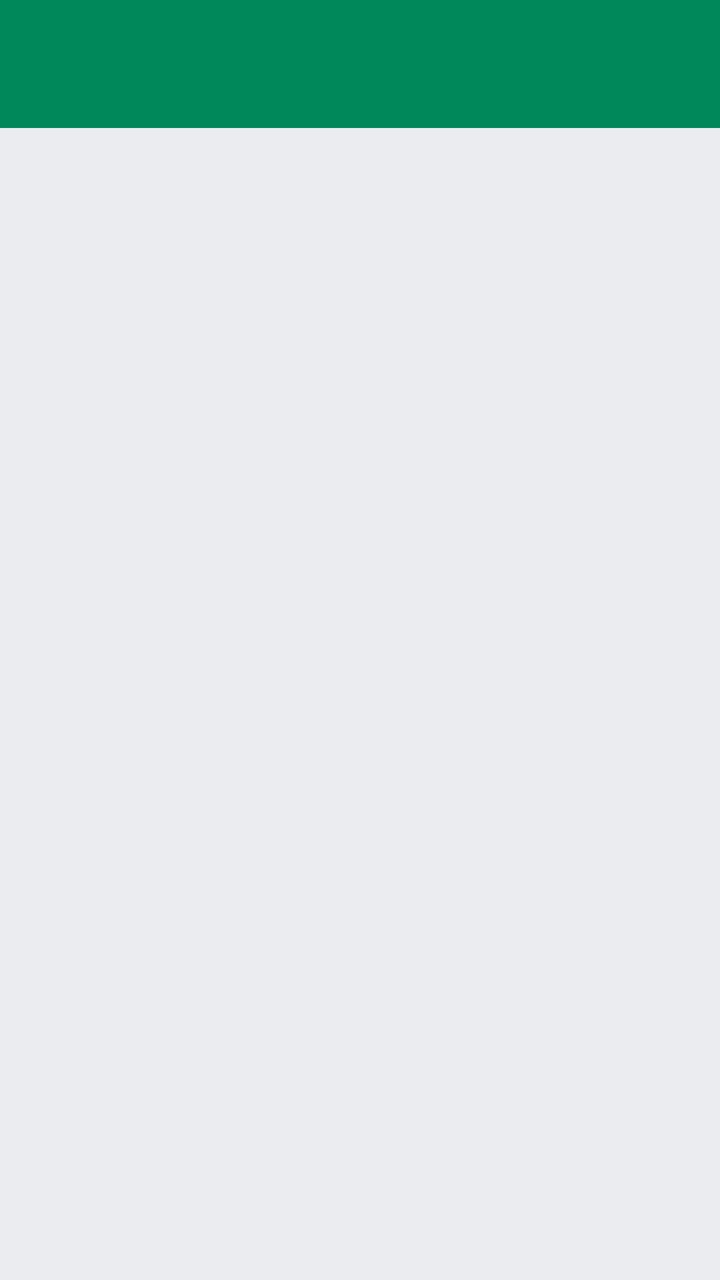
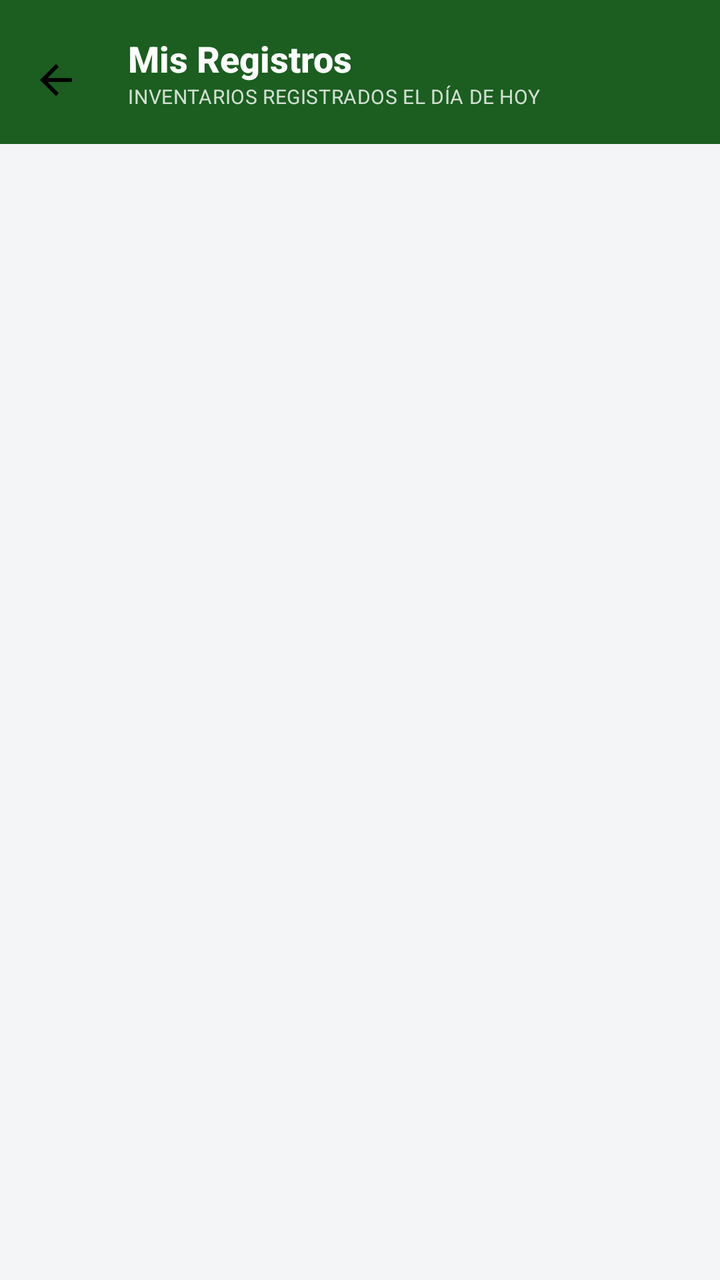

The first picture is an Android layout as it rendered before a commit; the second is the same layout after the commit. The layout source and the unified diff follow.
<!-- AndroidManifest.xml: application theme Theme.Inventario -->
<!-- res/layout/activity_inventory_history.xml -->
<?xml version="1.0" encoding="utf-8"?>
<LinearLayout
    xmlns:android="http://schemas.android.com/apk/res/android"
    xmlns:app="http://schemas.android.com/apk/res-auto"
    android:id="@+id/history_root"
    android:layout_width="match_parent"
    android:layout_height="match_parent"
    android:orientation="vertical"
    android:background="@color/pp_gray">

    <com.google.android.material.appbar.AppBarLayout
        android:id="@+id/appbar"
        android:layout_width="match_parent"
        android:layout_height="wrap_content"
        android:theme="@style/ThemeOverlay.MaterialComponents.Dark.ActionBar"
        app:elevation="4dp">

        <androidx.appcompat.widget.Toolbar
            android:id="@+id/toolbar"
            android:layout_width="match_parent"
            android:layout_height="?attr/actionBarSize"
            android:background="@color/pp_green"
            app:titleTextColor="@color/pp_white"
            app:navigationIconTint="@color/pp_white"/>
    </com.google.android.material.appbar.AppBarLayout>

    <ProgressBar
        android:id="@+id/progressBar"
        android:layout_width="wrap_content"
        android:layout_height="wrap_content"
        android:layout_gravity="center"
        android:indeterminateTint="@color/pp_green"
        android:visibility="gone"
        android:layout_margin="16dp"/>

    <TextView
        android:id="@+id/tvEmpty"
        android:layout_width="match_parent"
        android:layout_height="wrap_content"
        android:text="No hay registros para el día de hoy.\n\nRealiza tu primera toma de inventario con el botón del inicio."
        android:textColor="@color/pp_text_secondary"
        android:textSize="15sp"
        android:gravity="center"
        android:padding="32dp"
        android:visibility="gone"/>

    <androidx.recyclerview.widget.RecyclerView
        android:id="@+id/recyclerView"
        android:layout_width="match_parent"
        android:layout_height="match_parent"
        android:clipToPadding="false"
        android:padding="8dp"/>

</LinearLayout>
<!-- resources referenced by this layout -->
<resources>
  <color name="pp_gray">#EBECF0</color>
  <color name="pp_green">#00875A</color>
  <color name="pp_text_secondary">#5E6C84</color>
  <color name="pp_white">#FFFFFF</color>
  <style name="Theme.Inventario" parent="Theme.Material3.DayNight.NoActionBar">
          <item name="colorPrimary">@color/pp_splash_text_green</item>
          <item name="colorOnPrimary">@color/pp_white</item>
          <item name="colorSecondary">@color/pp_green_accent</item>
          <item name="android:statusBarColor">@android:color/transparent</item>
          <item name="android:navigationBarColor">@android:color/transparent</item>
          <item name="android:windowLightStatusBar">true</item>
      </style>
  <color name="pp_splash_text_green">#1B5E20</color>
  <color name="pp_green_accent">#36B37E</color>
</resources>

<!-- the commit's change to res/layout/activity_inventory_history.xml (unified diff, before → after) -->
@@ -1,54 +1,100 @@
 <?xml version="1.0" encoding="utf-8"?>
-<LinearLayout
+<androidx.coordinatorlayout.widget.CoordinatorLayout
     xmlns:android="http://schemas.android.com/apk/res/android"
     xmlns:app="http://schemas.android.com/apk/res-auto"
     android:id="@+id/history_root"
     android:layout_width="match_parent"
     android:layout_height="match_parent"
-    android:orientation="vertical"
-    android:background="@color/pp_gray">
+    android:background="@color/pp_background">
 
     <com.google.android.material.appbar.AppBarLayout
         android:id="@+id/appbar"
         android:layout_width="match_parent"
         android:layout_height="wrap_content"
-        android:theme="@style/ThemeOverlay.MaterialComponents.Dark.ActionBar"
+        android:background="@color/pp_splash_text_green"
         app:elevation="4dp">
 
         <androidx.appcompat.widget.Toolbar
             android:id="@+id/toolbar"
             android:layout_width="match_parent"
-            android:layout_height="?attr/actionBarSize"
-            android:background="@color/pp_green"
-            app:titleTextColor="@color/pp_white"
-            app:navigationIconTint="@color/pp_white"/>
+            android:layout_height="wrap_content"
+            android:minHeight="?attr/actionBarSize"
+            android:paddingVertical="8dp"
+            app:navigationIcon="@drawable/ic_back"
+            app:navigationIconTint="@color/pp_white">
+
+            <LinearLayout
+                android:layout_width="match_parent"
+                android:layout_height="wrap_content"
+                android:orientation="vertical"
+                android:layout_marginStart="8dp"
+                android:layout_marginEnd="16dp">
+
+                <TextView
+                    android:layout_width="wrap_content"
+                    android:layout_height="wrap_content"
+                    android:text="Mis Registros"
+                    android:textColor="@color/pp_white"
+                    android:textSize="18sp"
+                    android:textStyle="bold"
+                    android:fontFamily="sans-serif-medium" />
+
+                <TextView
+                    android:layout_width="match_parent"
+                    android:layout_height="wrap_content"
+                    android:text="Inventarios registrados el día de hoy"
+                    android:textColor="#CCFFFFFF"
+                    android:textSize="10sp"
+                    android:textAllCaps="true"
+                    android:letterSpacing="0.02"
+                    android:lineSpacingExtra="2dp"
+                    android:maxLines="2"
+                    android:ellipsize="end" />
+            </LinearLayout>
+        </androidx.appcompat.widget.Toolbar>
     </com.google.android.material.appbar.AppBarLayout>
 
-    <ProgressBar
-        android:id="@+id/progressBar"
-        android:layout_width="wrap_content"
-        android:layout_height="wrap_content"
-        android:layout_gravity="center"
-        android:indeterminateTint="@color/pp_green"
-        android:visibility="gone"
-        android:layout_margin="16dp"/>
-
-    <TextView
-        android:id="@+id/tvEmpty"
-        android:layout_width="match_parent"
-        android:layout_height="wrap_content"
-        android:text="No hay registros para el día de hoy.\n\nRealiza tu primera toma de inventario con el botón del inicio."
-        android:textColor="@color/pp_text_secondary"
-        android:textSize="15sp"
-        android:gravity="center"
-        android:padding="32dp"
-        android:visibility="gone"/>
-
-    <androidx.recyclerview.widget.RecyclerView
-        android:id="@+id/recyclerView"
+    <androidx.core.widget.NestedScrollView
         android:layout_width="match_parent"
         android:layout_height="match_parent"
-        android:clipToPadding="false"
-        android:padding="8dp"/>
+        app:layout_behavior="@string/appbar_scrolling_view_behavior"
+        android:scrollbars="none"
+        android:fillViewport="true">
 
-</LinearLayout>
+        <LinearLayout
+            android:layout_width="match_parent"
+            android:layout_height="wrap_content"
+            android:orientation="vertical"
+            android:padding="16dp">
+
+            <ProgressBar
+                android:id="@+id/progressBar"
+                android:layout_width="32dp"
+                android:layout_height="32dp"
+                android:layout_gravity="center"
+                android:indeterminateTint="@color/pp_splash_text_green"
+                android:visibility="gone"
+                android:layout_margin="16dp"/>
+
+            <TextView
+                android:id="@+id/tvEmpty"
+                android:layout_width="match_parent"
+                android:layout_height="wrap_content"
+                android:text="No hay registros para el día de hoy.\n\nRealiza tu primera toma de inventario con el botón del inicio."
+                android:textColor="@color/pp_text_secondary"
+                android:textSize="15sp"
+                android:gravity="center"
+                android:padding="32dp"
+                android:visibility="gone"/>
+
+            <androidx.recyclerview.widget.RecyclerView
+                android:id="@+id/recyclerView"
+                android:layout_width="match_parent"
+                android:layout_height="wrap_content"
+                android:nestedScrollingEnabled="false"
+                android:clipToPadding="false"/>
+
+        </LinearLayout>
+    </androidx.core.widget.NestedScrollView>
+
+</androidx.coordinatorlayout.widget.CoordinatorLayout>
<!-- resource entries referenced after the edit -->
@@ -1,9 +1,19 @@
 <!-- resources referenced by this layout -->
 <resources>
-  <color name="pp_gray">#EBECF0</color>
-  <color name="pp_green">#00875A</color>
+  <color name="pp_background">#F4F5F7</color>
   <color name="pp_text_secondary">#5E6C84</color>
   <color name="pp_white">#FFFFFF</color>
+  <!-- drawable ic_back (drawable) -->
+  <?xml version="1.0" encoding="utf-8"?>
+  <vector xmlns:android="http://schemas.android.com/apk/res/android"
+      android:width="24dp"
+      android:height="24dp"
+      android:viewportWidth="24.0"
+      android:viewportHeight="24.0">
+      <path
+          android:fillColor="#FF000000"
+          android:pathData="M20,11H7.83l5.59,-5.59L12,4l-8,8l8,8l1.41,-1.41L7.83,13H20v-2z"/>
+  </vector>
   <style name="Theme.Inventario" parent="Theme.Material3.DayNight.NoActionBar">
           <item name="colorPrimary">@color/pp_splash_text_green</item>
           <item name="colorOnPrimary">@color/pp_white</item>
